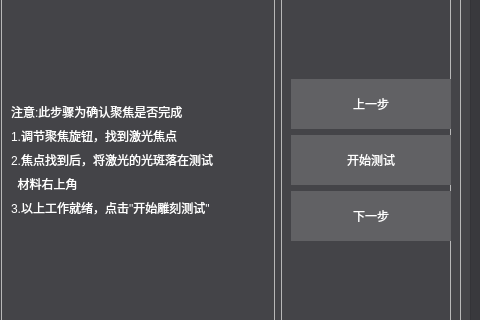
The window that src/UICompment/ae_beginform.ui (Makeblock-official/MLaser) describes before a commit, drawn with Qt 5; both pictures show x 320 to 800 and y 116 to 436 of the 800 by 600 pixel window.
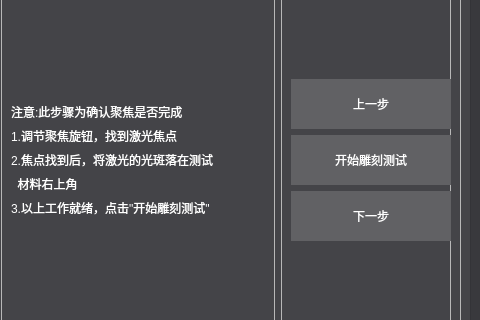
The same window after the commit.

```diff
--- a/src/UICompment/ae_beginform.ui
+++ b/src/UICompment/ae_beginform.ui
@@ -270,7 +270,7 @@
              </size>
             </property>
             <property name="text">
-             <string>开始测试</string>
+             <string>开始雕刻测试</string>
             </property>
            </widget>
           </item>
```
